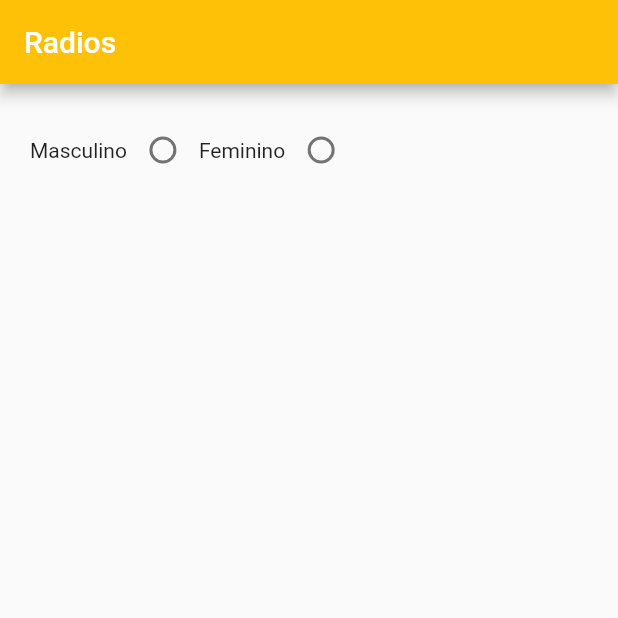
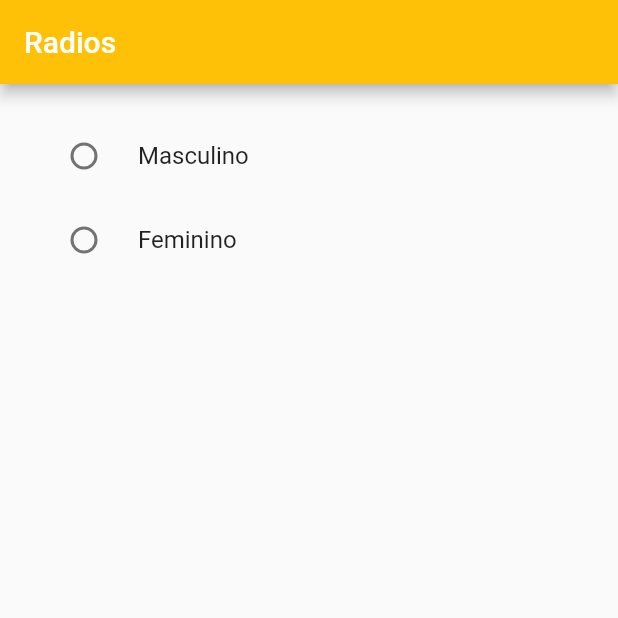
Before and after one commit to moreirapontocom/flutter-entrada-dados-forms, a Flutter app: the screen it shows after launch, on a phone screen of 412 x 824 dp, the top half of it. Run offline on Flutter 3.47's test engine with Material 2 defaults, Android fonts, the phone set to English and light mode, and no system bars.

Commit message:
Radio tiles

```diff
--- a/lib/myRadios.dart
+++ b/lib/myRadios.dart
@@ -9,6 +9,7 @@ class _MyRadiosState extends State<MyRadios> {
 
   // Este tipo é definido pelo tipo dos values dos radios que usam este groupValue
   String _groupValue;
+  // String _groupValue = "m"; // Pra já iniciar marcado
 
   @override
   Widget build(BuildContext context) {
@@ -19,9 +20,35 @@ class _MyRadiosState extends State<MyRadios> {
       ),
       body: Padding(
         padding: EdgeInsets.all(20),
-        child: Row(
+        child: Column( // Antes era Row e estava dando erro: "Another exception was thrown: RenderBox was not laid out". Acho que é pq estava ficando fora das margens.
+                       // O erro acima é pq o children possui um "...ListTile()" que é uma lista de alguma coisa. E listas são em colunas (um abaixo do outro).
           children: <Widget>[
 
+            RadioListTile(
+              title: Text("Masculino"),
+              value: "m", // Pode ser qualquer tipo: número, string...
+              groupValue: _groupValue,
+              activeColor: Colors.amber,
+              onChanged: (String valor) {
+                setState(() {
+                  _groupValue = valor;
+                });
+              },
+            ),
+
+            RadioListTile(
+              title: Text("Feminino"),
+              value: "f",
+              groupValue: _groupValue,
+              activeColor: Colors.amber,
+              onChanged: (String valor) {
+                setState(() {
+                  _groupValue = valor;
+                });
+              },
+            ),
+
+            /*
             Text("Masculino"),
             Radio(
               value: "m", // Pode ser qualquer tipo: número, string...
@@ -47,6 +74,7 @@ class _MyRadiosState extends State<MyRadios> {
                 });
               },
             )
+            */
 
           ],
         ),
```
